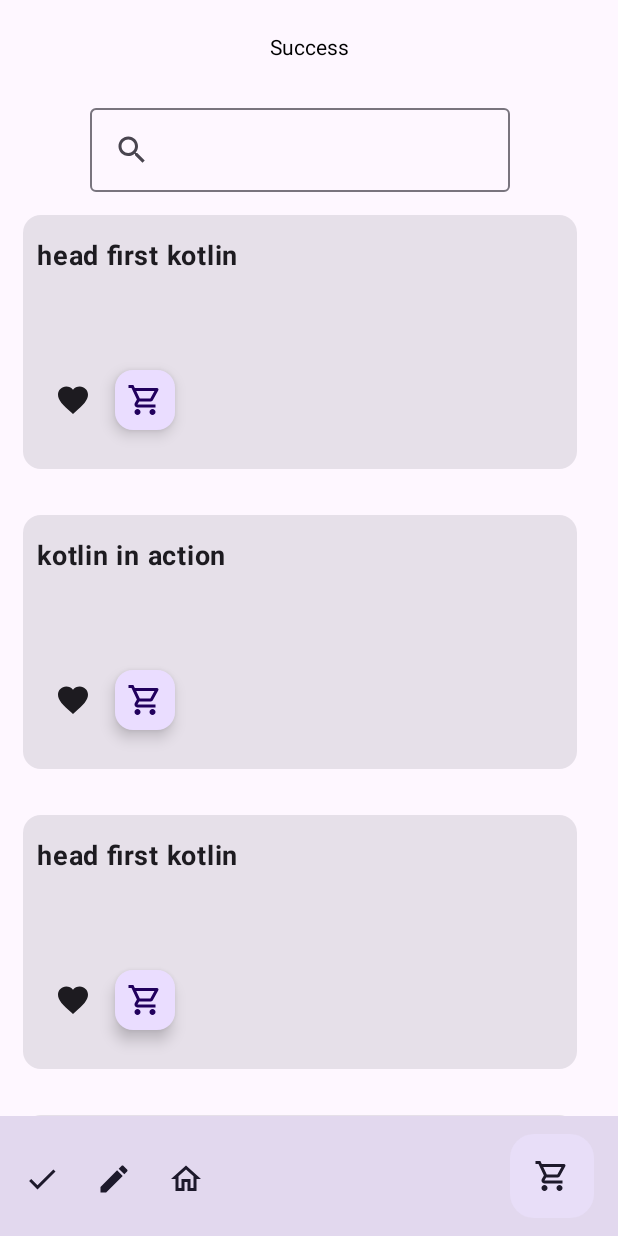
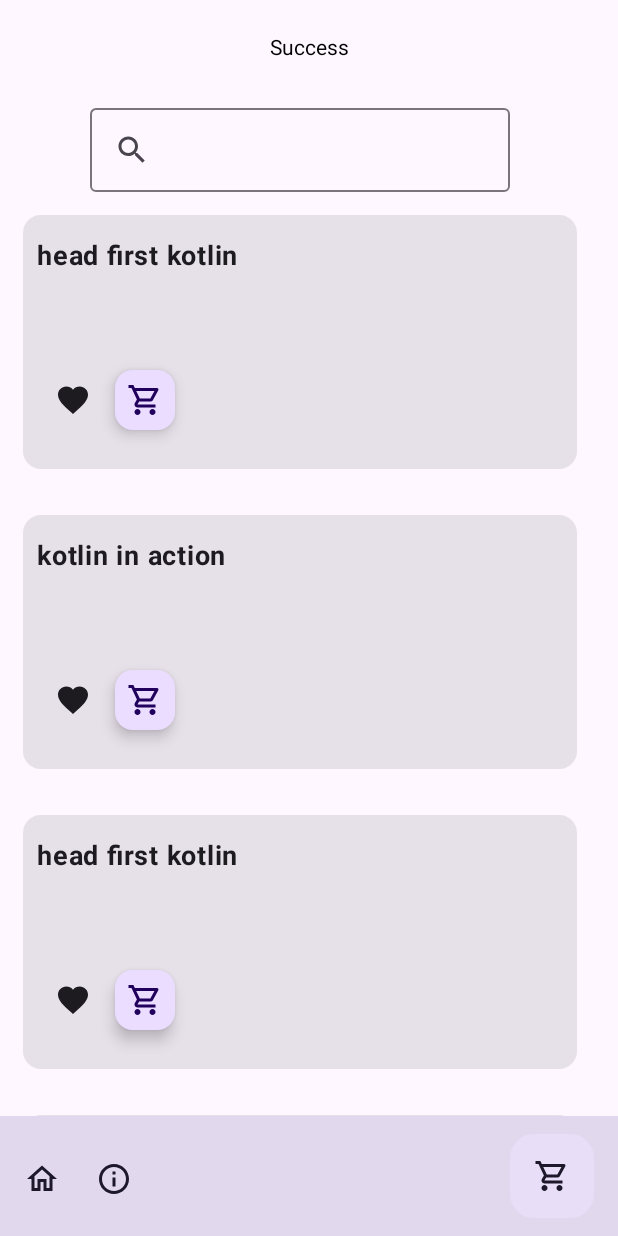
Before and after one commit to dongguowu/books-store-2023-mobile, an Android app built with Jetpack Compose: the composable BookStoreHomeScreen shown on its own in the app's theme, on a phone screen of 412 x 824 dp. Run offline under Robolectric (Android 15) with nearby library versions, the phone set to English and light mode, and no system bars; our stand-ins replace Voyager; libraries missing offline, so code that uses them is left out: io.realm.kotlin; missing, so only their content is drawn: CompositionLocalProvider; pictures from the network do not load; 5 statements that could not run were skipped.

Commit message:
update info icon

```diff
--- a/shared/src/commonMain/kotlin/com/lduboscq/appkickstarter/main/ScreenRouter.kt
+++ b/shared/src/commonMain/kotlin/com/lduboscq/appkickstarter/main/ScreenRouter.kt
@@ -13,7 +13,7 @@
         }
 
         is Route.About -> {
-            if (screen.count == 0) {
+            if (screen.count == 1) {
                 AboutScreen(message = "Welcome")
             } else {
                 AboutScreen(message = "Welcome Back")
--- a/shared/src/commonMain/kotlin/com/lduboscq/appkickstarter/main/ui/MyBottomBar.kt
+++ b/shared/src/commonMain/kotlin/com/lduboscq/appkickstarter/main/ui/MyBottomBar.kt
@@ -1,10 +1,9 @@
 package com.lduboscq.appkickstarter.main.ui
 
 import androidx.compose.material.icons.Icons
-import androidx.compose.material.icons.filled.Check
-import androidx.compose.material.icons.filled.Edit
-import androidx.compose.material.icons.filled.ShoppingCart
+import androidx.compose.material.icons.filled.Info
 import androidx.compose.material.icons.outlined.Home
+import androidx.compose.material.icons.outlined.Info
 import androidx.compose.material.icons.outlined.ShoppingCart
 import androidx.compose.material3.Badge
 import androidx.compose.material3.BadgedBox
@@ -18,6 +17,10 @@
 import androidx.compose.material3.MaterialTheme
 import androidx.compose.material3.Text
 import androidx.compose.runtime.Composable
+import androidx.compose.runtime.getValue
+import androidx.compose.runtime.mutableStateOf
+import androidx.compose.runtime.remember
+import androidx.compose.runtime.setValue
 import androidx.compose.ui.Modifier
 import androidx.compose.ui.semantics.contentDescription
 import androidx.compose.ui.semantics.semantics
@@ -31,29 +34,21 @@
 
 @OptIn(ExperimentalMaterial3Api::class)
 @Composable
-fun MyBottomBar(quantity: Int, currentScreen: Route) {
+fun MyBottomBar(quantity: Int, currentScreen: Route, showCart: Boolean = true) {
     val navigator = LocalNavigator.currentOrThrow
     BottomAppBar(
         contentColor = MaterialTheme.colorScheme.onSecondaryContainer,
         containerColor = MaterialTheme.colorScheme.surface,
         tonalElevation = 36.dp,
         actions = {
-            IconButton(onClick = { /* doSomething() */ }) {
-                Icon(Icons.Filled.Check, contentDescription = "Localized description")
-            }
-            IconButton(onClick = { /* doSomething() */ }) {
-                Icon(
-                    Icons.Filled.Edit,
-                    contentDescription = "Localized description",
-                )
-            }
+
+
             IconButton(
                 onClick = {
                     if (currentScreen !is Route.Home) {
                         val user = User("Dongguo")
                         navigator.push(screenRouter(Route.Home(user)))
                     }
-
                 }
             ) {
                 Icon(
@@ -61,8 +56,21 @@
                     contentDescription = "Back Home",
                 )
             }
+            var count by remember { mutableStateOf(0) }
+            IconButton(onClick = {
+                if (currentScreen !is Route.About) {
+                    count += 1
+                    navigator.push(screenRouter(Route.About(count)))
+                }
+            }) {
+                Icon(
+                    Icons.Outlined.Info,
+                    contentDescription = "go to About screen",
+                )
+            }
         },
         floatingActionButton = {
+            if (showCart) {
                 FloatingActionButton(
                     onClick = {
                         if (currentScreen !is Route.ShoppingCart) {
@@ -79,7 +87,8 @@
                                         Text(
                                             quantity.toString(),
                                             modifier = Modifier.semantics {
-                                            contentDescription = "$quantity books in shopping cart"
+                                                contentDescription =
+                                                    "$quantity books in shopping cart"
                                             },
                                             fontSize = 16.sp
                                         )
@@ -92,8 +101,8 @@
                             )
                         }
                     }
-
                 )
+            }
         }
     )
 }
```
Also changed, not shown: shared/src/commonMain/kotlin/com/lduboscq/appkickstarter/main/ui/infoscreen/AboutScreen.kt (+38 -1 lines). Lines whose indentation alone changed are shown as unchanged.
